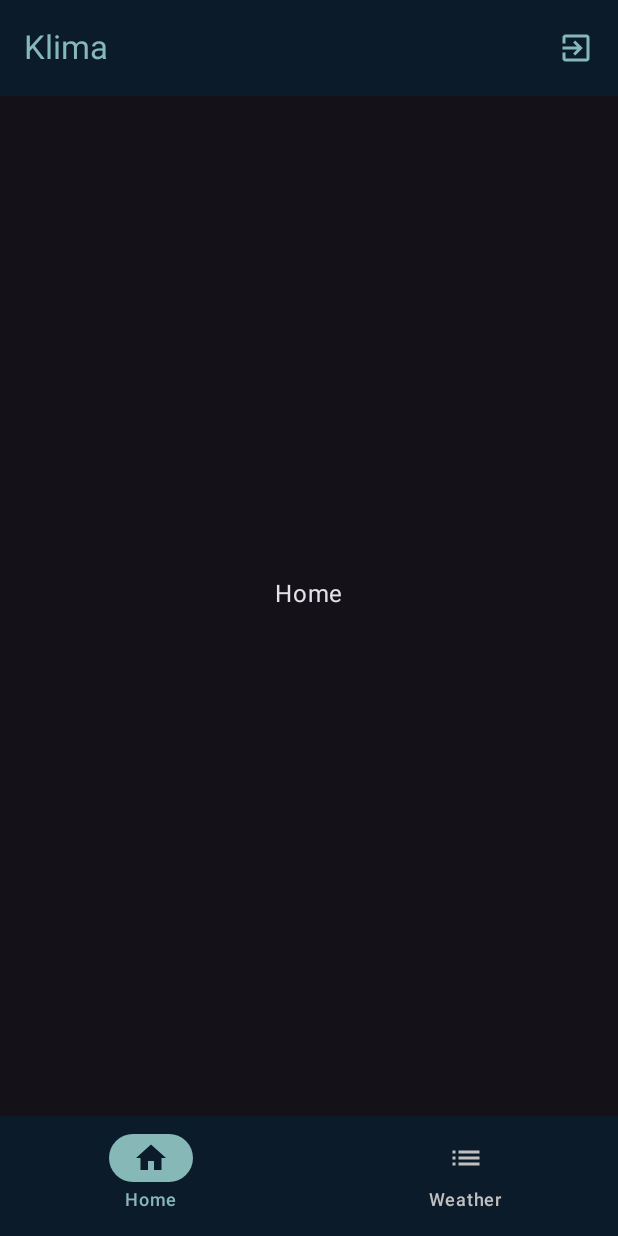
After one commit to la-colinares/Klima, an Android app built with Jetpack Compose: the composable MainScreen shown on its own in the app's theme, on a phone screen of 412 x 824 dp. The commit adds this screen. Run offline under Robolectric (Android 15) with nearby library versions, the phone set to English and light mode, and no system bars.

Commit message:
setup Main Screen initial UI

```diff
--- a/app/src/main/java/com/lacolinares/klima/di/ViewModelModule.kt
+++ b/app/src/main/java/com/lacolinares/klima/di/ViewModelModule.kt
@@ -2,10 +2,10 @@ package com.lacolinares.klima.di
 
 import com.lacolinares.klima.presensation.screens.login.LoginViewModel
 import com.lacolinares.klima.presensation.screens.signup.SignUpViewModel
-import org.koin.core.module.dsl.viewModelOf
+import org.koin.core.module.dsl.viewModel
 import org.koin.dsl.module
 
 val viewModelModule = module {
-    viewModelOf(::SignUpViewModel)
-    viewModelOf(::LoginViewModel)
+    viewModel { SignUpViewModel(get()) }
+    viewModel { LoginViewModel(get(), get(), get()) }
 }
--- /dev/null
+++ b/app/src/main/java/com/lacolinares/klima/presensation/navigation/BottomNavHost.kt
@@ -0,0 +1,41 @@
+package com.lacolinares.klima.presensation.navigation
+
+import androidx.compose.foundation.layout.Box
+import androidx.compose.foundation.layout.PaddingValues
+import androidx.compose.foundation.layout.fillMaxSize
+import androidx.compose.foundation.layout.padding
+import androidx.compose.material3.Text
+import androidx.compose.runtime.Composable
+import androidx.compose.ui.Alignment
+import androidx.compose.ui.Modifier
+import androidx.navigation.NavHostController
+import androidx.navigation.compose.NavHost
+import androidx.navigation.compose.composable
+
+@Composable
+fun BottomNavHost(
+    navController: NavHostController,
+    innerPadding: PaddingValues
+) {
+    NavHost(
+        navController = navController,
+        startDestination = Routes.Main.BottomNavScreen.Home.route,
+        modifier = Modifier.padding(innerPadding)
+    ) {
+        composable(route = Routes.Main.BottomNavScreen.Home.route) {
+            Box(modifier = Modifier
+                .fillMaxSize()
+                .padding(innerPadding), contentAlignment = Alignment.Center) {
+                Text(text = "Home")
+            }
+        }
+
+        composable(route = Routes.Main.BottomNavScreen.Weather.route) {
+            Box(modifier = Modifier
+                .fillMaxSize()
+                .padding(innerPadding), contentAlignment = Alignment.Center) {
+                Text(text = "Weathers")
+            }
+        }
+    }
+}
--- a/app/src/main/java/com/lacolinares/klima/presensation/navigation/Routes.kt
+++ b/app/src/main/java/com/lacolinares/klima/presensation/navigation/Routes.kt
@@ -15,4 +15,23 @@ object Routes {
         object SignUp
     }
 
+    object Main {
+        @Serializable
+        object Graph
+
+        @Serializable
+        sealed class BottomNavScreen(val route: String, val name: String) {
+            @Serializable
+            data object Home: BottomNavScreen("home_screen", "Home")
+            @Serializable
+            data object Weather: BottomNavScreen("weather_screen", "Weather")
+        }
+
+        @Serializable
+        object Home { const val ROUTE = "home"}
+
+        @Serializable
+        object Weather { const val route = "weather"}
+
+    }
 }
--- a/app/src/main/java/com/lacolinares/klima/presensation/screens/login/state/LoginEvent.kt
+++ b/app/src/main/java/com/lacolinares/klima/presensation/screens/login/state/LoginEvent.kt
@@ -1,7 +1,10 @@
 package com.lacolinares.klima.presensation.screens.login.state
 
 sealed class LoginEvent {
+    data object OnValidateUserAuth: LoginEvent()
     data class OnEmailChanged(val email: String): LoginEvent()
     data class OnPasswordChanged(val password: String): LoginEvent()
+    data object OnClearErrorMessage: LoginEvent()
+    data object OnClearState: LoginEvent()
     data object OnLogin: LoginEvent()
 }
--- a/app/src/main/java/com/lacolinares/klima/presensation/screens/login/state/LoginUiState.kt
+++ b/app/src/main/java/com/lacolinares/klima/presensation/screens/login/state/LoginUiState.kt
@@ -7,5 +7,7 @@ data class LoginUiState (
     val password: String = "",
     val fieldErrors: Map<FieldType, String> = emptyMap(),
     val errorMessage: String? = null,
-    val isSuccess: Boolean = false
+    val isSuccess: Boolean = false,
+
+    val authenticated: Boolean? = null
 )
--- /dev/null
+++ b/app/src/main/java/com/lacolinares/klima/presensation/screens/main/MainScreen.kt
@@ -0,0 +1,97 @@
+package com.lacolinares.klima.presensation.screens.main
+
+import androidx.compose.material.icons.Icons
+import androidx.compose.material.icons.automirrored.filled.ExitToApp
+import androidx.compose.material.icons.automirrored.filled.List
+import androidx.compose.material.icons.filled.Home
+import androidx.compose.material3.ExperimentalMaterial3Api
+import androidx.compose.material3.Icon
+import androidx.compose.material3.IconButton
+import androidx.compose.material3.NavigationBar
+import androidx.compose.material3.NavigationBarItem
+import androidx.compose.material3.NavigationBarItemDefaults
+import androidx.compose.material3.Scaffold
+import androidx.compose.material3.Text
+import androidx.compose.material3.TopAppBar
+import androidx.compose.material3.TopAppBarDefaults
+import androidx.compose.runtime.Composable
+import androidx.navigation.compose.currentBackStackEntryAsState
+import androidx.navigation.compose.rememberNavController
+import com.lacolinares.klima.presensation.navigation.BottomNavHost
+import com.lacolinares.klima.presensation.navigation.Routes
+import com.lacolinares.klima.presensation.theme.Mirage
+import com.lacolinares.klima.presensation.theme.Neptune
+import com.lacolinares.klima.presensation.theme.Silver
+
+@OptIn(ExperimentalMaterial3Api::class)
+@Composable
+fun MainScreen() {
+    val bottomNavController = rememberNavController()
+
+    val items = listOf(
+        Routes.Main.BottomNavScreen.Home,
+        Routes.Main.BottomNavScreen.Weather,
+    )
+    val selectedIcons = listOf(Icons.Default.Home, Icons.AutoMirrored.Default.List)
+
+    Scaffold(
+        topBar = {
+            TopAppBar(
+                colors = TopAppBarDefaults.topAppBarColors(
+                    containerColor = Mirage,
+                    navigationIconContentColor = Neptune,
+                    titleContentColor = Neptune,
+                    actionIconContentColor = Neptune
+                ),
+                title = {
+                    Text(text = "Klima")
+                },
+                actions = {
+                    IconButton(onClick = { }) {
+                        Icon(
+                            imageVector = Icons.AutoMirrored.Filled.ExitToApp,
+                            contentDescription = "Exit Icon"
+                        )
+                    }
+                }
+            )
+        },
+        bottomBar = {
+            NavigationBar(
+                containerColor = Mirage,
+                contentColor = Neptune
+            ) {
+                val currentRoute = bottomNavController.currentBackStackEntryAsState().value?.destination?.route
+
+                items.forEachIndexed { index, item ->
+                    NavigationBarItem(
+                        selected = currentRoute == item.route,
+                        onClick = {
+                            bottomNavController.navigate(item.route){
+                                popUpTo(items.first().route) { saveState = true }
+                                launchSingleTop = true
+                                restoreState = true
+                            }
+                        },
+                        icon = {
+                            Icon(
+                                imageVector = selectedIcons[index],
+                                contentDescription = null
+                            )
+                        },
+                        label = { Text(text = item.name) },
+                        colors = NavigationBarItemDefaults.colors(
+                            selectedIconColor = Mirage,
+                            selectedTextColor = Neptune,
+                            unselectedIconColor = Silver,
+                            unselectedTextColor = Silver,
+                            indicatorColor = Neptune
+                        )
+                    )
+                }
+            }
+        }
+    ) { innerPadding ->
+        BottomNavHost(bottomNavController, innerPadding)
+    }
+}
```
Also changed, not shown: app/src/main/java/com/lacolinares/klima/presensation/navigation/NavHost.kt (+7 -1 lines), app/src/main/java/com/lacolinares/klima/presensation/screens/login/LoginScreen.kt (+26 -3 lines), app/src/main/java/com/lacolinares/klima/presensation/screens/login/LoginViewModel.kt (+24 -0 lines).
